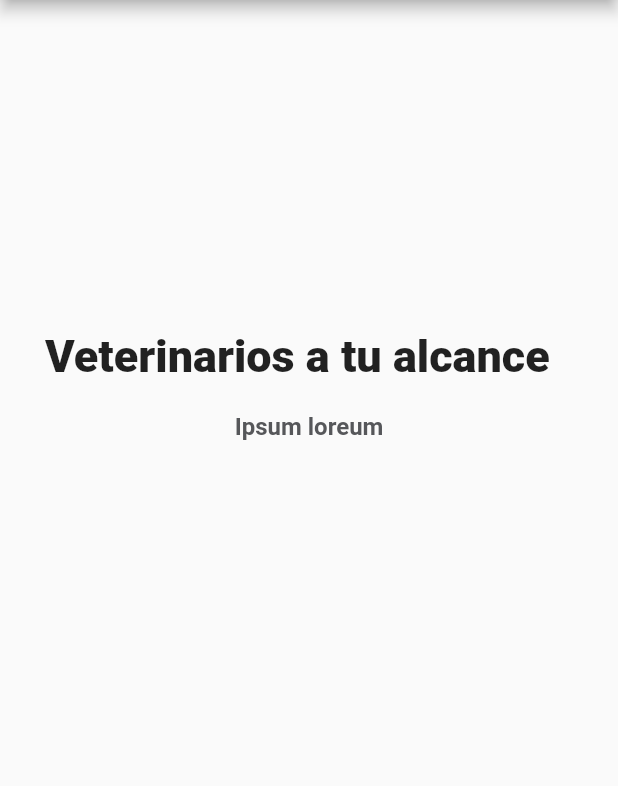
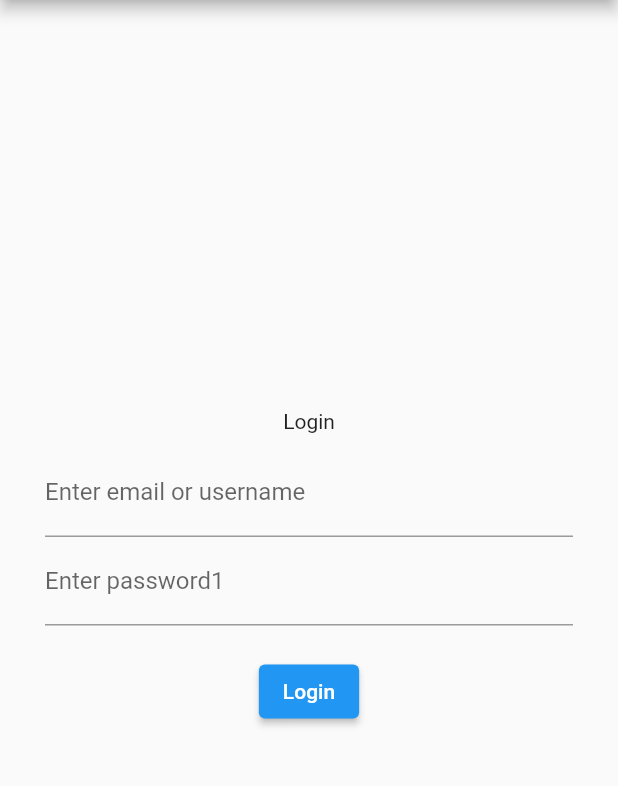
Before and after one commit to LlamitaVet/LlamitaVet-App, a Flutter app: the screen it shows after launch, on a phone screen of 412 x 824 dp, the part 84-870 px from its top. Run offline on Flutter 3.47's test engine with Material 2 defaults, Android fonts, the phone set to English and light mode, and no system bars.

Commit message:
Add: Create login widget

```diff
--- /dev/null
+++ b/lib/login.dart
@@ -0,0 +1,56 @@
+import 'package:flutter/material.dart';
+
+class Login extends StatelessWidget {
+
+
+  @override
+  Widget build(BuildContext context) {
+    // TODO: implement build
+
+    final title = Padding(
+      padding: EdgeInsets.all(10.0),
+      child: Text(
+      "Login",
+      textAlign: TextAlign.center,
+      ),
+    );
+
+    final email = TextFormField(
+      decoration: new InputDecoration(
+        labelText: "Enter email or username",
+      ),
+    );
+
+    final password = TextFormField(
+      decoration: new InputDecoration(
+        labelText: "Enter password1",
+      ),
+    );
+
+    final btn_summit = Padding(
+      padding: EdgeInsets.all(20.0),
+      child: ElevatedButton(
+        onPressed: () {
+          // Respond to button press
+        },
+        child: Text('Login'),
+      ),
+    );
+
+    return Padding(
+        padding: const EdgeInsets.all(30.0),
+        child: Column(
+          mainAxisAlignment: MainAxisAlignment.center,
+          crossAxisAlignment: CrossAxisAlignment.center,
+
+          children: [
+            title,
+            email,
+            password,
+            btn_summit
+          ],
+        ),
+      );
+  }
+
+}
--- a/lib/main.dart
+++ b/lib/main.dart
@@ -1,4 +1,5 @@
 import 'package:flutter/material.dart';
+import 'package:llamita_vet/login.dart';
 import 'description_veterinary.dart';
 import 'intro.dart';
 
@@ -31,7 +32,7 @@ class MyApp extends StatelessWidget {
           title: Text("LlamitaVet"),
         ),
         //body: new DescriptionVeterinary("Mi veterinario", 5, "Ipsum loreum"),
-        body: new DescriptionIntro("Veterinarios a tu alcance", 5, "Ipsum loreum"),
+        body: new Login(),
       ) //MyHomePage(title: 'Flutter Demo Home Page'),
     );
   }
```
